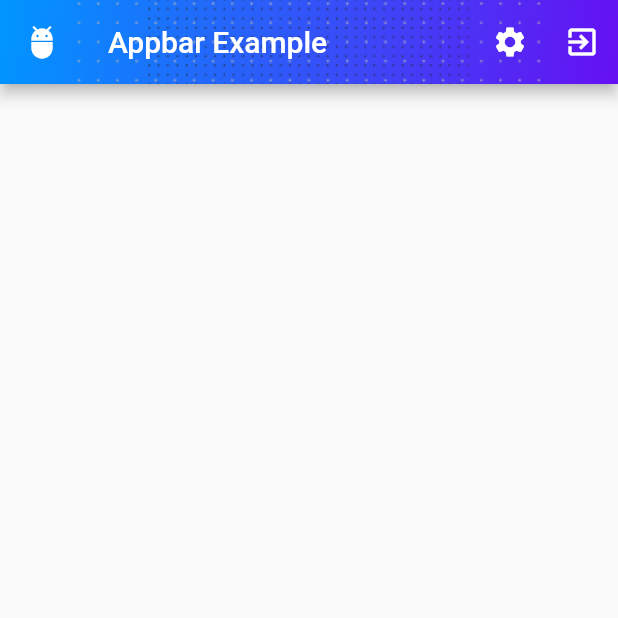
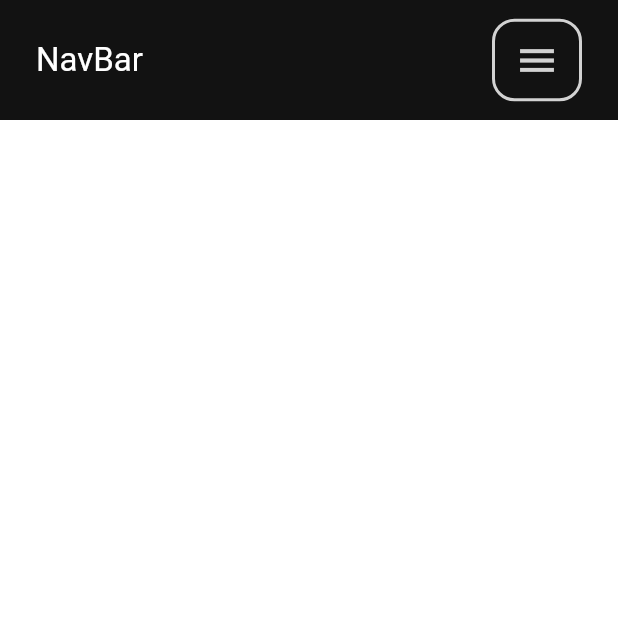
Before and after one commit to raihanerli/KP_Nexin, a Flutter app: the screen it shows after launch, on a phone screen of 412 x 824 dp, the top half of it. Run offline on Flutter 3.47's test engine with Material 2 defaults, Android fonts, the light colour scheme and no system bars.

Commit message:
update file

```diff
--- a/015_AppBar IconButton Icon/appbar_iconbutton_icon/lib/main.dart
+++ b/015_AppBar IconButton Icon/appbar_iconbutton_icon/lib/main.dart
@@ -1,43 +1,136 @@
+
 import 'package:flutter/material.dart';
 
-void main() => runApp(MyApp());
+void main() => runApp(const MaterialApp(
+      home: MyWidget(),
+      debugShowCheckedModeBanner: false,
+    ));
 
-class MyApp extends StatelessWidget {
-  const MyApp({super.key});
+double collapsableHeight = 0.0;
+Color selected = const Color(0xffffffff);
+Color notSelected = const Color(0x0affffff);
+
+class MyWidget extends StatefulWidget {
+  const MyWidget({super.key});
 
   @override
+  State<MyWidget> createState() => _MyWidgetState();
+}
+
+class _MyWidgetState extends State<MyWidget> {
+  @override
   Widget build(BuildContext context) {
-    return MaterialApp(
-      home: Scaffold(
-        appBar: AppBar(
-          leading: Icon(
-            Icons.adb,
+    double width = MediaQuery.of(context).size.width;
+    return Scaffold(
+      body: Stack(
+        children: [
+          Container(
             color: Colors.white,
           ),
-          title: Text(
-            'Appbar Example',
-            style: TextStyle(color: Colors.white),
+          AnimatedContainer(
+            margin: const EdgeInsets.only(top: 79.0),
+            duration: const Duration(milliseconds: 375),
+            curve: Curves.ease,
+            height: (width < 800.0) ? collapsableHeight : 0.0,
+            width: double.infinity,
+            color: const Color(0xff121212),
+            child: SingleChildScrollView(
+              child: Column(
+                children: navBarItems,
+              ),
+            ),
           ),
-          actions: <Widget>[
-            IconButton(
-              icon: Icon(Icons.settings),
-              onPressed: () {},
+          Container(
+            color: const Color(0xff121212),
+            height: 80.0,
+            padding: const EdgeInsets.symmetric(horizontal: 24.0),
+            child: Row(
+              mainAxisAlignment: MainAxisAlignment.spaceBetween,
+              children: [
+                const Text(
+                  'NavBar',
+                  style: TextStyle(
+                    fontSize: 22.0,
+                    color: Color(0xffffffff),
+                  ),
+                ),
+                LayoutBuilder(
+                  builder: (context, constraints) {
+                    if (width < 800.0) {
+                      return NavBarButton(
+                        onPressed: () {
+                          if (collapsableHeight == 0.0) {
+                            setState(() {
+                              collapsableHeight = 240.0;
+                            });
+                          } else if (collapsableHeight == 24.0) {
+                            setState(() {
+                              collapsableHeight = 240.0;
+                            });
+                          }
+                        },
+                      );
+                    } else {
+                      return Row(
+                        children: navBarItems,
+                      );
+                    }
+                  },
+                )
+              ],
             ),
-            IconButton(
-              icon: Icon(Icons.exit_to_app),
-              onPressed: () {},
-            ),
-          ],
-          flexibleSpace: Container(
-            decoration: BoxDecoration(
-              gradient: LinearGradient(
-                  colors: [Color(0xff0096ff), Color(0xff6610f2)],
-                  begin: FractionalOffset.topLeft,
-                  end: FractionalOffset.bottomRight),
-              image: DecorationImage(
-                  image: AssetImage('assets/pattern.png'),
-                  fit: BoxFit.none,
-                  repeat: ImageRepeat.repeat),
+          ),
+        ],
+      ),
+    );
+  }
+}
+
+List<Widget> navBarItems = [
+  const NavBarItem(
+    text: 'About',
+  ),
+  const NavBarItem(
+    text: 'Explore',
+  ),
+  const NavBarItem(
+    text: 'Search',
+  ),
+  const NavBarItem(
+    text: 'Help',
+  ),
+];
+
+class NavBarItem extends StatefulWidget {
+  final String text;
+  const NavBarItem({super.key,
+    required this.text,
+  });
+
+  @override
+  State<NavBarItem> createState() => _NavBarItemState();
+}
+
+class _NavBarItemState extends State<NavBarItem> {
+  Color color = notSelected;
+  @override
+  Widget build(BuildContext context) {
+    return MouseRegion(
+      child: Material(
+        color: Colors.transparent,
+        child: InkWell(
+          splashColor: Colors.white60,
+          onTap: () {},
+          child: Container(
+            height: 60.0,
+            alignment: Alignment.centerLeft,
+            margin: const EdgeInsets.symmetric(horizontal: 24.0),
+            child: Text(
+              widget.text,
+              style: const TextStyle(
+                fontSize: 16.0,
+                color: Colors.white,
+              ),
             ),
           ),
         ),
@@ -45,3 +138,49 @@ class MyApp extends StatelessWidget {
     );
   }
 }
+
+class NavBarButton extends StatefulWidget {
+  final Function onPressed;
+  const NavBarButton({super.key,
+    required this.onPressed,
+  });
+
+  @override
+  State<NavBarButton> createState() => _NavBarButtonState();
+}
+
+class _NavBarButtonState extends State<NavBarButton> {
+  @override
+  Widget build(BuildContext context) {
+    return Container(
+      height: 55.0,
+      width: 60.0,
+      decoration: BoxDecoration(
+        border: Border.all(
+          color: const Color(0xcfffffff),
+          width: 2.0,
+        ),
+        borderRadius: BorderRadius.circular(15.0),
+      ),
+      child: Material(
+        color: Colors.transparent,
+        shape: RoundedRectangleBorder(
+          borderRadius: BorderRadius.circular(12.0),
+        ),
+        child: InkWell(
+          splashColor: Colors.white60,
+          onTap: () {
+            setState(() {
+              widget.onPressed();
+            });
+          },
+          child: const Icon(
+            Icons.menu,
+            size: 30.0,
+            color: Color(0xcfffffff),
+          ),
+        ),
+      ),
+    );
+  }
+}
```
Also changed, not shown: 3 other files.
